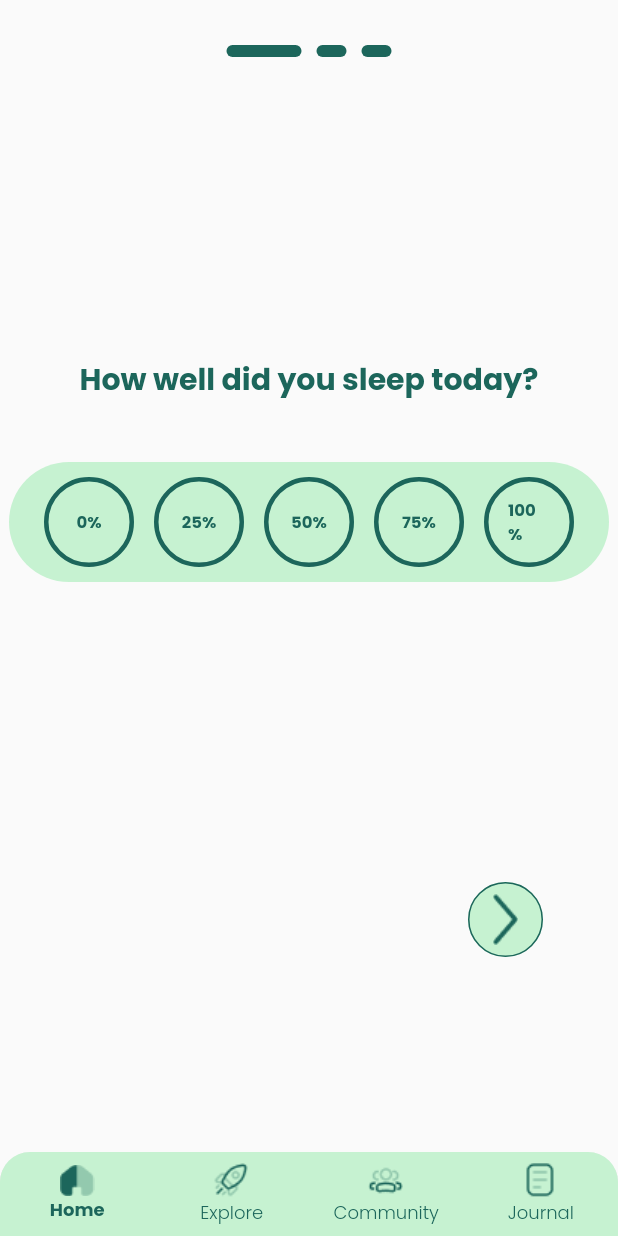
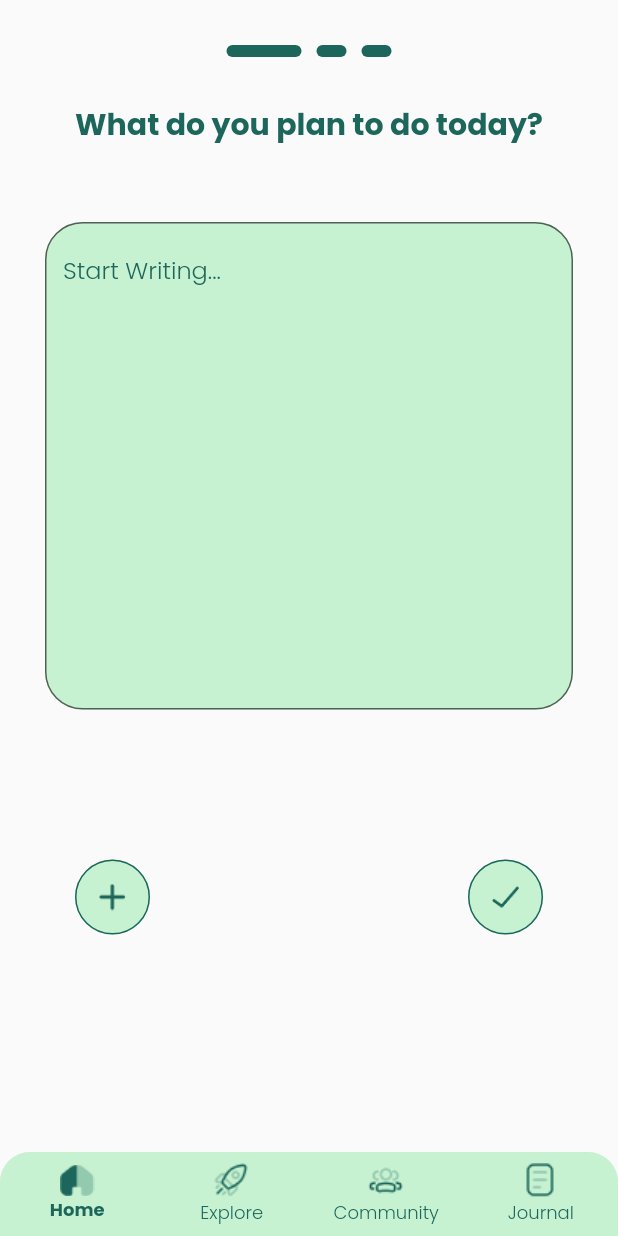
Before and after one commit to randi55/SoulSerenityK2, a Flutter app: the screen it shows after launch, on a phone screen of 412 x 824 dp. Run offline on Flutter 3.47's test engine with Material 2 defaults, Android fonts, the light colour scheme and no system bars; our stand-ins replace chips_choice, google_fonts, table_calendar.

Commit message:
Tampilan Awal

```diff
--- /dev/null
+++ b/lib/pages/morning_pre3.dart
@@ -0,0 +1,154 @@
+import 'package:chips_choice/chips_choice.dart';
+import 'package:flutter/gestures.dart';
+import 'package:flutter/material.dart';
+import 'package:soul_serenity/theme.dart';
+
+class MorningPre3 extends StatefulWidget {
+  final int initialValue;
+
+  const MorningPre3({super.key, this.initialValue = 0});
+
+  @override
+  State<MorningPre3> createState() => _MorningPre3State();
+}
+
+class _MorningPre3State extends State<MorningPre3> {
+  int currentValue = 0;
+  late TextEditingController controller;
+  String text = '';
+
+  void initState() {
+    super.initState();
+    controller = TextEditingController();
+  }
+
+  void dispose() {
+    super.dispose();
+    controller.dispose();
+  }
+
+  @override
+  Widget build(BuildContext context) {
+    return Column(
+      children: [
+        SizedBox(height: 30),
+        Row(
+          mainAxisAlignment: MainAxisAlignment.center,
+          children: List.generate(
+            3,
+            (index) => Padding(
+              padding: const EdgeInsets.symmetric(horizontal: 5),
+              child: AnimatedContainer(
+                curve: Curves.easeIn,
+                duration: Duration(milliseconds: 500),
+                width: index == currentValue ? 50 : 20,
+                height: 8,
+                decoration: BoxDecoration(
+                  color: greenColor,
+                  borderRadius: BorderRadius.circular(20),
+                ),
+              ),
+            ),
+          ),
+        ),
+        SizedBox(height: 30),
+        Text("What do you plan to do today?",
+            style: boldTextStyle.copyWith(fontSize: 20, color: greenColor)),
+        SizedBox(height: 20),
+
+        Padding(
+          padding: EdgeInsets.all(30.0),
+          child: TextField(
+            maxLines: 15,
+            controller: controller,
+            onSubmitted: (String value) {
+              setState(() {
+                text = controller.text;
+              });
+            },
+            style: TextStyle(
+              color: greenColor,
+              fontSize: 16.0,
+              fontWeight: FontWeight.normal,
+
+            ),
+            decoration: InputDecoration(
+              hintText: 'Start Writing...',
+              hintStyle: lightTextStyle.copyWith(color: greenColor), // Text yang muncul ketika TextField kosong
+              border: OutlineInputBorder(
+                borderSide: BorderSide(color: greenColor),
+                borderRadius:
+                    BorderRadius.circular(25.0),
+              ),
+              focusedBorder: OutlineInputBorder(
+                borderSide: BorderSide(color: greenColor),
+                borderRadius:
+                    BorderRadius.circular(25.0),
+              ),
+              filled: true,
+              fillColor: green2Color,
+            ),
+          ),
+        ),
+        SizedBox(height: 70),
+        Padding(
+          padding: const EdgeInsets.only(right: 50.0,left: 50),
+          child: Row(
+            mainAxisAlignment: MainAxisAlignment.spaceBetween,
+            children: [
+              Container(
+                width: 50,
+                height: 50,
+                child: OutlinedButton(
+                    onPressed: () {
+                      // Navigator.pushReplacement(
+                      //     context,
+                      //     MaterialPageRoute(
+                      //         builder: (context) => MorningPre2()));
+                      moveToNext();
+                    },
+                    child: Image.asset("assets/plus.png"),
+                    style: OutlinedButton.styleFrom(
+                      foregroundColor: greenColor, // Warna teks
+                      side: BorderSide(color: greenColor, width: 1),
+                      backgroundColor: green2Color, // Warna border
+                      shape: RoundedRectangleBorder(
+                        borderRadius: BorderRadius.circular(100),
+                      ),
+                    )),
+              ),
+              Container(
+                width: 50,
+                height: 50,
+                child: OutlinedButton(
+                    onPressed: () {
+                      // Navigator.pushReplacement(
+                      //     context,
+                      //     MaterialPageRoute(
+                      //         builder: (context) => MorningPre2()));
+                      moveToNext();
+                    },
+                    child: Image.asset("assets/ceklist.png"),
+                    style: OutlinedButton.styleFrom(
+                      foregroundColor: greenColor, // Warna teks
+                      side: BorderSide(color: greenColor, width: 1),
+                      backgroundColor: green2Color, // Warna border
+                      shape: RoundedRectangleBorder(
+                        borderRadius: BorderRadius.circular(100),
+                      ),
+                    )),
+              ),
+            ],
+          ),
+        ),
+
+      ],
+    );
+  }
+
+  void moveToNext() {
+    setState(() {
+      currentValue = (currentValue + 1) % 3;
+    });
+  }
+}
--- a/lib/widget/navbar.dart
+++ b/lib/widget/navbar.dart
@@ -1,10 +1,13 @@
 import 'package:flutter/material.dart';
+import 'package:soul_serenity/pages/evening_pre1.dart';
+import 'package:soul_serenity/pages/evening_pre2.dart';
 import 'package:soul_serenity/pages/evening_pre4.dart';
 import 'package:soul_serenity/pages/home_page.dart';
 import 'package:soul_serenity/pages/morning_pre1.dart';
+import 'package:soul_serenity/pages/morning_pre2.dart';
+import 'package:soul_serenity/pages/morning_pre3.dart';
 import 'package:soul_serenity/pages/morning_pre4.dart';
 import 'package:soul_serenity/theme.dart';
-import 'package:soul_serenity/widget/calendar.dart';
 import 'package:soul_serenity/widget/morning_button.dart';
 
 class NavBar extends StatefulWidget {
@@ -17,7 +20,7 @@ class NavBar extends StatefulWidget {
 class _NavBar extends State<NavBar> {
   int _currentIndex = 0;
   List<Widget> body = [
-    MorningPre1(),
+    MorningPre3(),
     HomePage(),
     EveningPre4(),
     MorningButton(),
--- a/pubspec.yaml
+++ b/pubspec.yaml
@@ -38,6 +38,8 @@ dependencies:
   google_fonts: ^6.1.0
   table_calendar: ^3.0.9
   calendar_timeline: ^1.1.2
+  chips_choice: ^3.0.1
+
 
 dev_dependencies:
   flutter_test:
```
Also changed, not shown: lib/pages/evening_pre1.dart (added, +213 -0 lines), lib/pages/evening_pre2.dart (added, +147 -0 lines), lib/pages/morning_pre2.dart (+76 -125 lines), assets/ceklist.png (added), assets/plus.png (added), pubspec.lock, 5 other files.
